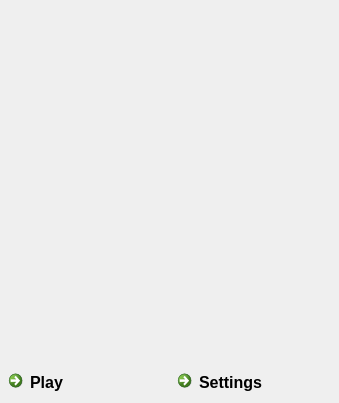
Before: the Qt Designer form gridviewitem.ui in lorenzo-zurini/VidyaGod, drawn with Qt 5.
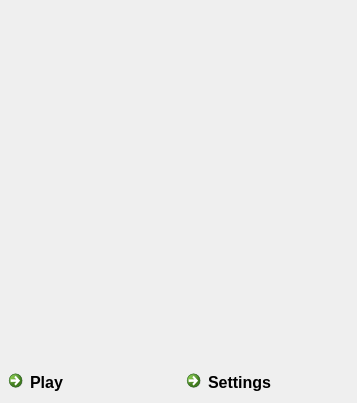
After: the same form once the commit is applied. Icons and pictures are not drawn.

```diff
--- a/gridviewitem.ui
+++ b/gridviewitem.ui
@@ -6,7 +6,7 @@
    <rect>
     <x>0</x>
     <y>0</y>
-    <width>301</width>
+    <width>357</width>
     <height>403</height>
    </rect>
   </property>
```
